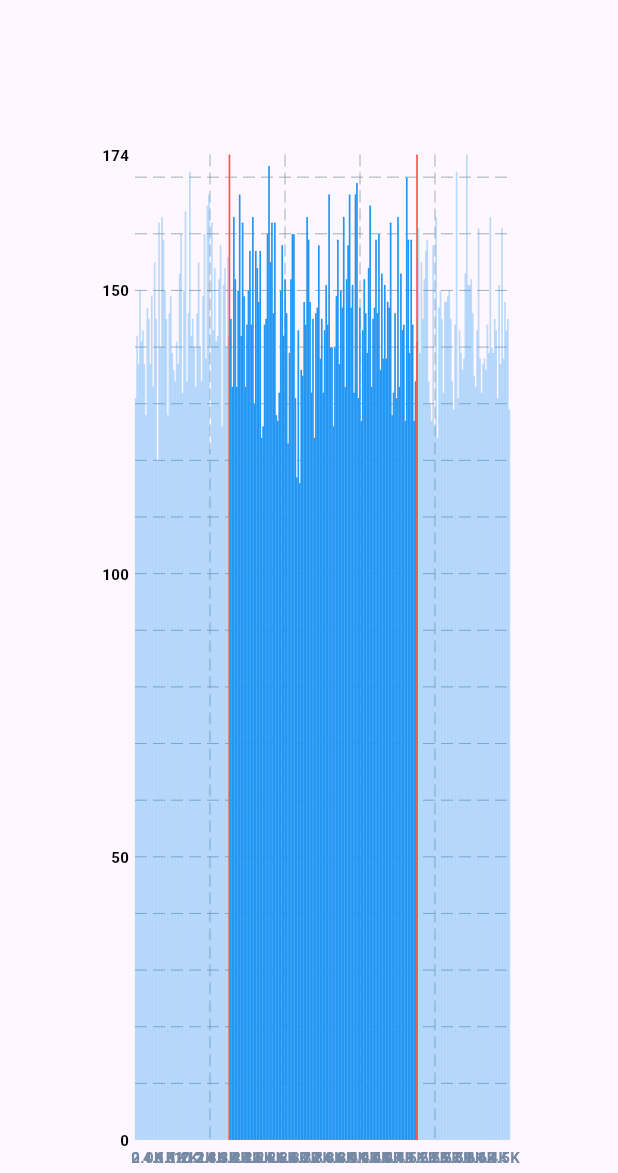
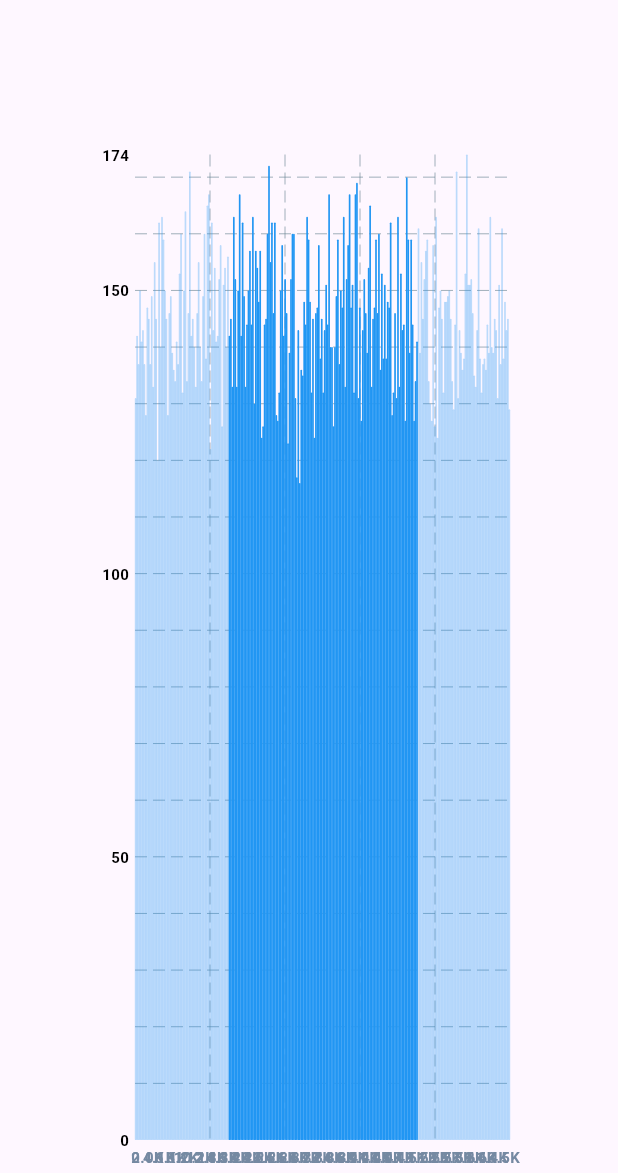
Before and after one commit to Myoungmin/flutter_fl_chart_fundamentals, a Flutter app: the screen it shows after launch, on a phone screen of 412 x 824 dp, the part 63-1236 px from its top. Run offline on Flutter 3.47's test engine with Material 3 defaults, Android fonts, the phone set to English and light mode, and no system bars; drawn by our look-alikes of fl_chart; our stand-ins replace flutter_riverpod, freezed_annotation.

Commit message:
Revert "backDrawRodData로 interest 범위 조절 막대 표현"
This reverts commit 4bfbb923246f629b9d259bc648a8039b9784d008.

```diff
--- a/lib/main.dart
+++ b/lib/main.dart
@@ -265,8 +265,7 @@ class BarChartPageState extends ConsumerState<BarChartPage> {
 
     List<BarChartGroupData> barGroups = [];
     for (int i = 0; i < groupedHistogram.length; i++) {
-      bool isHighlighted = (groupInterestStart <= i && i <= groupInterestEnd);
-      bool isInterest = (i == groupInterestStart || i == groupInterestEnd);
+      bool isHighlighted = (i >= groupInterestStart && i <= groupInterestEnd);
 
       barGroups.add(
         BarChartGroupData(
@@ -274,19 +273,10 @@ class BarChartPageState extends ConsumerState<BarChartPage> {
           barsSpace: spaceBetweenBars,
           barRods: [
             BarChartRodData(
-                toY: groupedHistogram[i].toDouble(),
-                color: isInterest
-                    ? Colors.redAccent
-                    : isHighlighted
-                        ? Colors.blue
-                        : Colors.blue.withOpacity(0.3),
-                width: barWidth,
-                backDrawRodData: BackgroundBarChartRodData(
-                  fromY: 0,
-                  toY: groupedHistogram.reduce(max).toDouble(),
-                  show: isInterest,
-                  color: Colors.redAccent,
-                )),
+              toY: groupedHistogram[i].toDouble(),
+              color: isHighlighted ? Colors.blue : Colors.blue.withOpacity(0.3),
+              width: barWidth,
+            ),
           ],
         ),
       );
```
